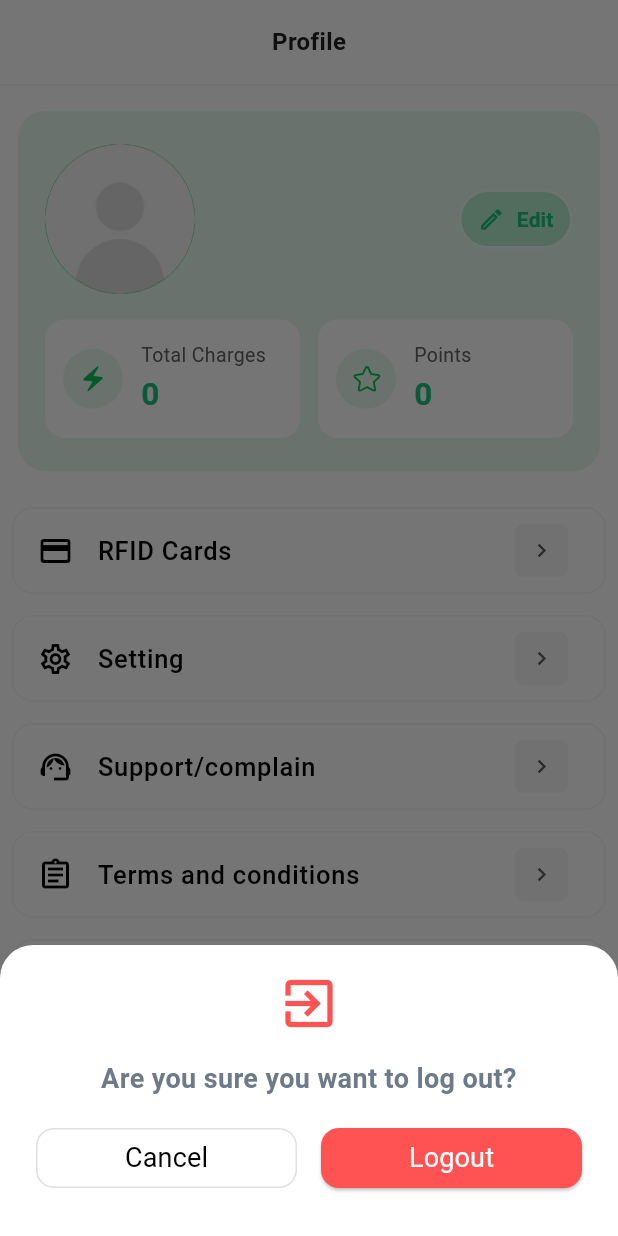
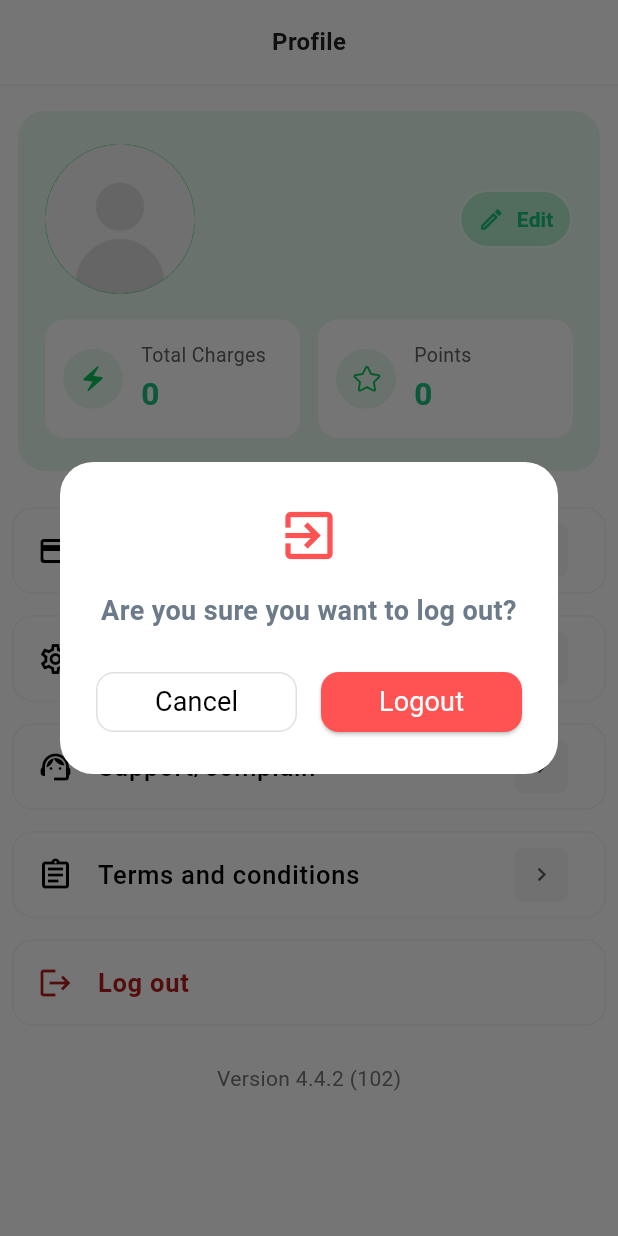
Before and after one commit to michaelsam94/mp-mobile, a Flutter app: the ProfileScreen screen opened directly, after a tap on "Log out", on a phone screen of 412 x 824 dp. Run offline on Flutter 3.47's test engine with Material 3 defaults, Android fonts, the phone set to English and light mode, and no system bars; our stand-ins replace bloc, dio, dotted_border, firebase_core, firebase_messaging, flutter_bloc and 9 more; missing offline and left inert: mobile_scanner; accounts and stored records are empty; network calls fail; project files that could hold a hidden picture were left out.

Commit message:
Update bottom navigation bar height and charge button position, change logout to dialog popup

```diff
--- a/lib/presentation/main/main_screen.dart
+++ b/lib/presentation/main/main_screen.dart
@@ -161,7 +161,7 @@ class _MainScreenState extends State<MainScreen> {
           ),
 
           Positioned(
-            top: -30,
+            top: -20,
             child: GestureDetector(
               onTap: () {
                 _handleChargeButtonTap(context);
--- a/lib/presentation/profile/profile_screen.dart
+++ b/lib/presentation/profile/profile_screen.dart
@@ -424,14 +424,15 @@ class _ProfileScreenState extends State<ProfileScreen> {
     BuildContext context,
     VoidCallback onConfirmLogout,
   ) {
-    showModalBottomSheet(
+    showDialog(
       context: context,
+      builder: (ctx) => Dialog(
         shape: RoundedRectangleBorder(
-        borderRadius: BorderRadius.vertical(top: Radius.circular(22)),
+          borderRadius: BorderRadius.circular(22),
         ),
         backgroundColor: Colors.white,
-      builder: (ctx) => Padding(
-        padding: const EdgeInsets.fromLTRB(24, 18, 24, 28),
+        child: Padding(
+          padding: const EdgeInsets.fromLTRB(24, 28, 24, 24),
           child: Column(
             mainAxisSize: MainAxisSize.min,
             children: [
@@ -442,7 +443,7 @@ class _ProfileScreenState extends State<ProfileScreen> {
                 style: TextStyle(fontSize: 18, fontWeight: FontWeight.w600),
                 textAlign: TextAlign.center,
               ),
-            SizedBox(height: 16),
+              SizedBox(height: 24),
               Row(
                 children: [
                   Expanded(
@@ -484,6 +485,7 @@ class _ProfileScreenState extends State<ProfileScreen> {
             ],
           ),
         ),
+      ),
     );
   }
 }
--- a/lib/presentation/profile/rfid_cards_screen.dart
+++ b/lib/presentation/profile/rfid_cards_screen.dart
@@ -373,11 +373,6 @@ class RFIDCardsScreen extends StatelessWidget {
                 // TextField بنفس ستايل الديزاين
                 Container(
                   height: 50,
-                  decoration: BoxDecoration(
-                    borderRadius: BorderRadius.circular(10),
-                    border: Border.all(color: const Color(0xffEFF0F6)),
-                    color: Colors.white,
-                  ),
                   padding: const EdgeInsets.symmetric(horizontal: 12),
                   child: Center(
                     child: TextFormField(
```
Lines whose indentation alone changed are shown as unchanged.
